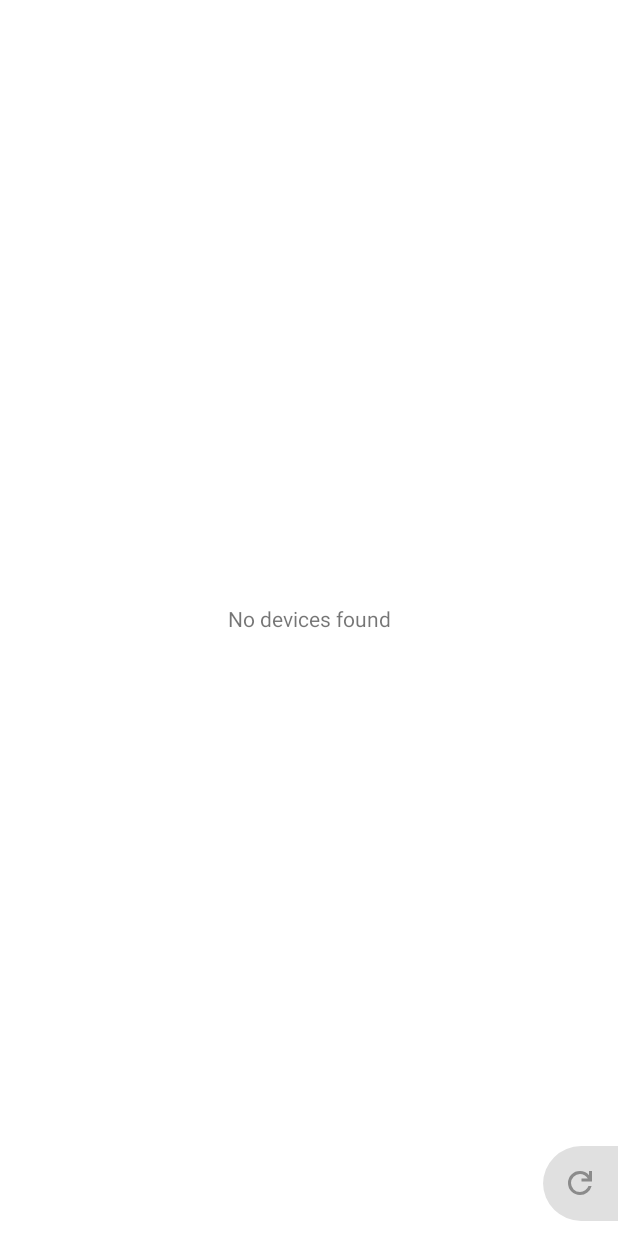
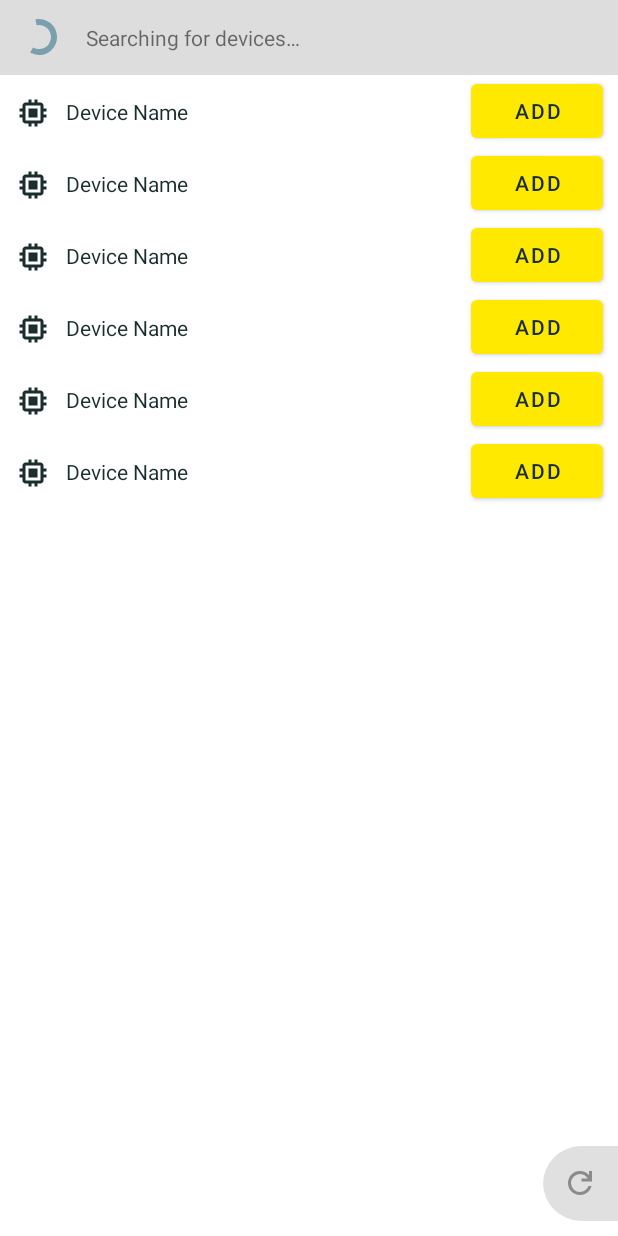
Before and after one commit to valterc/ki2, an Android app: the layout fragment_add_device.xml on its own in the app's theme, with its tools: preview values and no code run, on a phone screen of 412 x 824 dp. Run offline under Robolectric (Android 15) with nearby library versions, the light colour scheme and no system bars.

Commit message:
Implemented add device

```diff
--- a/app/src/main/res/layout/activity_add_device.xml
+++ b/app/src/main/res/layout/activity_add_device.xml
@@ -12,7 +12,7 @@
         android:layout_width="match_parent"
         android:layout_height="match_parent"
         tools:context=".activities.devices.AddDeviceActivity"
-        android:name="com.valterc.ki2.fragments.devices.AddDeviceFragment"
+        android:name="com.valterc.ki2.fragments.devices.add.AddDeviceFragment"
         tools:layout="@layout/fragment_add_device" />
 
     <com.google.android.material.floatingactionbutton.ExtendedFloatingActionButton
@@ -26,6 +26,6 @@
         app:collapsedSize="50dp"
         app:layout_constraintBottom_toBottomOf="parent"
         app:layout_constraintStart_toStartOf="parent"
-        android:contentDescription="Back" />
+        android:contentDescription="@string/text_back" />
 
 </androidx.constraintlayout.widget.ConstraintLayout>
--- a/app/src/main/res/layout/fragment_add_device.xml
+++ b/app/src/main/res/layout/fragment_add_device.xml
@@ -5,25 +5,64 @@
     android:id="@+id/add_device"
     android:layout_width="match_parent"
     android:layout_height="match_parent"
-    tools:context=".fragments.devices.AddDeviceFragment">
+    tools:context=".fragments.devices.add.AddDeviceFragment">
 
+    <LinearLayout
+        android:id="@+id/linearlayout_add_top_panel"
+        android:layout_width="match_parent"
+        android:layout_height="50dp"
+        app:layout_constraintEnd_toEndOf="parent"
+        app:layout_constraintStart_toStartOf="parent"
+        app:layout_constraintTop_toTopOf="parent"
+        android:orientation="horizontal"
+        android:background="@color/hh_divider_color">
 
+            <com.google.android.material.progressindicator.CircularProgressIndicator
+                android:id="@+id/progressindicator_add_devices_scanning"
+                android:layout_width="wrap_content"
+                android:layout_height="wrap_content"
+                app:indicatorSize="24dp"
+                android:layout_gravity="center"
+                android:indeterminate="true"
+                app:indicatorColor="?colorSecondary"
+                android:paddingEnd="0dp"
+                android:paddingStart="10dp" />
 
+            <TextView
+                android:id="@+id/textview_add_device_top_message"
+                android:layout_width="wrap_content"
+                android:layout_height="wrap_content"
+                android:text="@string/text_searching_for_devices"
+                android:layout_gravity="center_vertical"
+                android:paddingHorizontal="15dp"/>
+
+    </LinearLayout>
 
     <TextView
         android:id="@+id/textview_add_device_no_devices_found"
         android:layout_width="wrap_content"
         android:layout_height="wrap_content"
-        android:text="No devices found"
+        android:text="@string/text_no_devices_found"
         app:layout_constraintBottom_toBottomOf="parent"
         app:layout_constraintEnd_toEndOf="parent"
         app:layout_constraintStart_toStartOf="parent"
-        app:layout_constraintTop_toTopOf="parent" />
+        app:layout_constraintTop_toTopOf="parent"
+        android:visibility="gone"/>
 
 
+    <androidx.recyclerview.widget.RecyclerView
+        android:id="@+id/recyclerview_add_devices_scan_results"
+        app:layoutManager="androidx.recyclerview.widget.LinearLayoutManager"
+        android:layout_width="match_parent"
+        android:layout_height="0dp"
+        app:layout_constraintTop_toBottomOf="@id/linearlayout_add_top_panel"
+        app:layout_constraintBottom_toBottomOf="parent"
+        tools:listitem="@layout/view_add_device_item"
+        tools:itemCount="10"
+        android:paddingBottom="80dp"/>
 
     <com.google.android.material.floatingactionbutton.ExtendedFloatingActionButton
-        android:id="@+id/button_add_devices_refresh"
+        android:id="@+id/button_add_devices_scan"
         app:shapeAppearanceOverlay="@style/ShapeAppearanceOverlayRightSide"
         android:layout_width="wrap_content"
         android:layout_height="wrap_content"
@@ -33,7 +72,7 @@
         app:collapsedSize="50dp"
         app:layout_constraintBottom_toBottomOf="parent"
         app:layout_constraintEnd_toEndOf="parent"
-        android:contentDescription="Back"
+        android:contentDescription="@string/text_search_for_devices"
         android:enabled="false"/>
 
 </androidx.constraintlayout.widget.ConstraintLayout>
--- /dev/null
+++ b/app/src/main/res/layout/view_add_device_item.xml
@@ -0,0 +1,41 @@
+<?xml version="1.0" encoding="utf-8"?>
+<androidx.constraintlayout.widget.ConstraintLayout xmlns:android="http://schemas.android.com/apk/res/android"
+    xmlns:app="http://schemas.android.com/apk/res-auto"
+    android:layout_width="match_parent"
+    android:layout_height="wrap_content"
+    xmlns:tools="http://schemas.android.com/tools">
+
+    <ImageView
+        android:id="@+id/imageview_add_device_item_icon"
+        android:layout_width="wrap_content"
+        android:layout_height="wrap_content"
+        android:layout_marginStart="10dp"
+        android:layout_marginTop="2dp"
+        app:layout_constraintBottom_toBottomOf="parent"
+        app:layout_constraintStart_toStartOf="parent"
+        app:layout_constraintTop_toTopOf="parent"
+        app:srcCompat="@drawable/ic_memory"
+        android:contentDescription="@string/text_sensor" />
+
+    <TextView
+        android:id="@+id/textview_add_device_item_name"
+        android:layout_width="wrap_content"
+        android:layout_height="wrap_content"
+        android:layout_marginStart="10dp"
+        android:textColor="@color/hh_black"
+        app:layout_constraintBottom_toBottomOf="parent"
+        app:layout_constraintStart_toEndOf="@+id/imageview_add_device_item_icon"
+        app:layout_constraintTop_toTopOf="parent"
+        tools:text="Device Name" />
+
+    <Button
+        android:id="@+id/button_add_device_item_add"
+        android:layout_width="wrap_content"
+        android:layout_height="wrap_content"
+        android:layout_marginEnd="10dp"
+        android:text="@string/text_add"
+        app:layout_constraintBottom_toBottomOf="parent"
+        app:layout_constraintEnd_toEndOf="parent"
+        app:layout_constraintTop_toTopOf="parent" />
+
+</androidx.constraintlayout.widget.ConstraintLayout>
```
Also changed, not shown: app/src/main/java/com/valterc/ki2/fragments/devices/DevicesFragment.java (+13 -1 lines), app/src/main/java/com/valterc/ki2/fragments/devices/add/AddDeviceFragment.java (+19 -11 lines), app/src/main/java/com/valterc/ki2/fragments/devices/add/AddDeviceViewModel.java (+21 -13 lines), app/src/main/java/com/valterc/ki2/fragments/devices/add/SearchDevicesAdapter.java (added, +76 -0 lines), app/src/main/java/com/valterc/ki2/fragments/devices/add/SearchDevicesViewHolder.java (added, +38 -0 lines).
